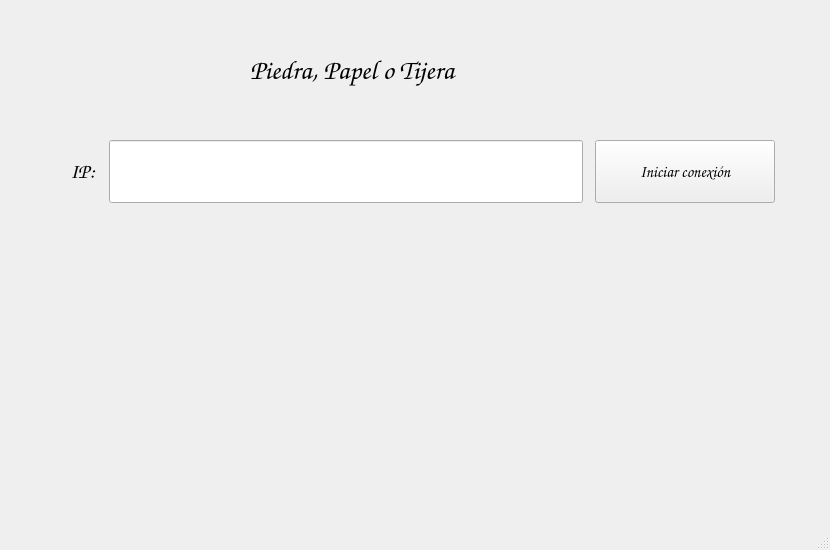
This is UI/client.ui in axlserial/rpc-distribuidos as Qt 5 draws it before an edit. The edited form follows.
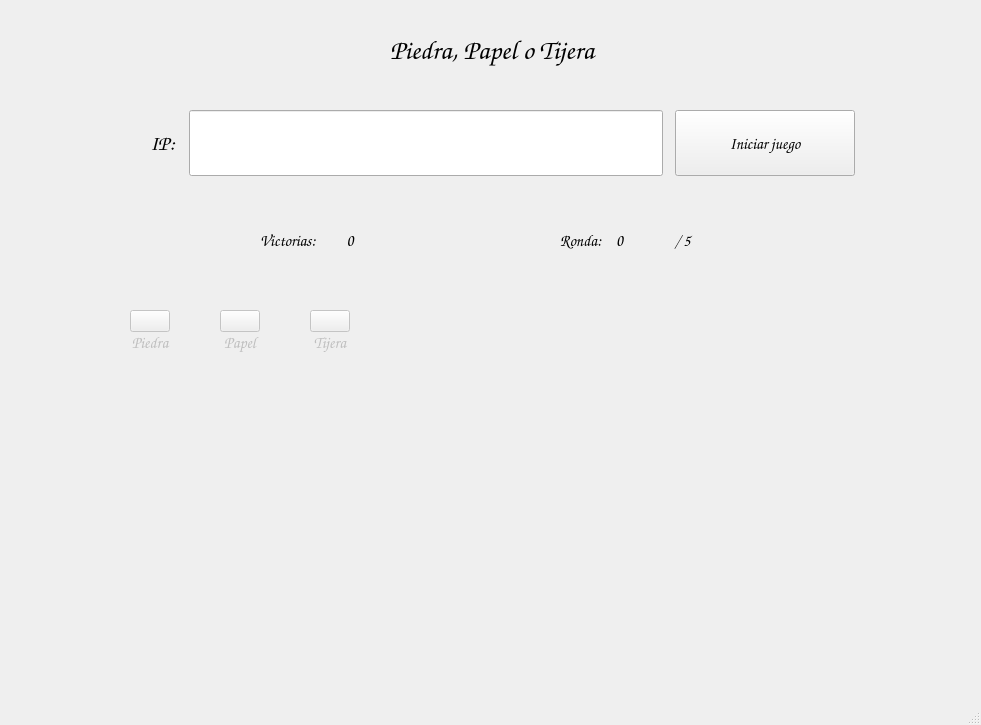
This is the edited form. Icons and pictures are not drawn.

Commit message: Interfaces de cliente y dialog

Diff of the .ui file:
```diff
--- a/UI/client.ui
+++ b/UI/client.ui
@@ -6,8 +6,8 @@
    <rect>
     <x>0</x>
     <y>0</y>
-    <width>830</width>
-    <height>550</height>
+    <width>981</width>
+    <height>725</height>
    </rect>
   </property>
   <property name="windowTitle">
@@ -31,10 +31,10 @@
    <widget class="QWidget" name="gridLayoutWidget">
     <property name="geometry">
      <rect>
-      <x>70</x>
-      <y>140</y>
+      <x>150</x>
+      <y>110</y>
       <width>705</width>
-      <height>63</height>
+      <height>66</height>
      </rect>
     </property>
     <layout class="QGridLayout" name="gridLayout">
@@ -74,7 +74,7 @@
         </font>
        </property>
        <property name="text">
-        <string>Iniciar conexión</string>
+        <string>Iniciar juego</string>
        </property>
       </widget>
      </item>
@@ -121,9 +121,9 @@
    <widget class="QLabel" name="label">
     <property name="geometry">
      <rect>
-      <x>250</x>
-      <y>50</y>
-      <width>331</width>
+      <x>390</x>
+      <y>30</y>
+      <width>211</width>
       <height>41</height>
      </rect>
     </property>
@@ -137,6 +137,273 @@
      <string>Piedra, Papel o Tijera</string>
     </property>
    </widget>
+   <widget class="QWidget" name="horizontalLayoutWidget_2">
+    <property name="geometry">
+     <rect>
+      <x>260</x>
+      <y>200</y>
+      <width>160</width>
+      <height>80</height>
+     </rect>
+    </property>
+    <layout class="QHBoxLayout" name="horizontalLayout_2">
+     <item>
+      <widget class="QLabel" name="label_3">
+       <property name="font">
+        <font>
+         <family>Comic Sans MS</family>
+         <pointsize>12</pointsize>
+        </font>
+       </property>
+       <property name="text">
+        <string>Victorias:</string>
+       </property>
+      </widget>
+     </item>
+     <item>
+      <widget class="QLabel" name="score_label">
+       <property name="font">
+        <font>
+         <family>Comic Sans MS</family>
+         <pointsize>12</pointsize>
+        </font>
+       </property>
+       <property name="text">
+        <string> 0</string>
+       </property>
+      </widget>
+     </item>
+    </layout>
+   </widget>
+   <widget class="QWidget" name="horizontalLayoutWidget_3">
+    <property name="geometry">
+     <rect>
+      <x>560</x>
+      <y>200</y>
+      <width>161</width>
+      <height>81</height>
+     </rect>
+    </property>
+    <layout class="QHBoxLayout" name="horizontalLayout_3">
+     <item>
+      <widget class="QLabel" name="label_4">
+       <property name="font">
+        <font>
+         <family>Comic Sans MS</family>
+         <pointsize>12</pointsize>
+        </font>
+       </property>
+       <property name="text">
+        <string>Ronda:</string>
+       </property>
+      </widget>
+     </item>
+     <item>
+      <widget class="QLabel" name="num_game_label">
+       <property name="font">
+        <font>
+         <family>Comic Sans MS</family>
+         <pointsize>12</pointsize>
+        </font>
+       </property>
+       <property name="text">
+        <string>0</string>
+       </property>
+      </widget>
+     </item>
+     <item>
+      <widget class="QLabel" name="label_5">
+       <property name="font">
+        <font>
+         <family>Comic Sans MS</family>
+         <pointsize>12</pointsize>
+        </font>
+       </property>
+       <property name="text">
+        <string> / 5</string>
+       </property>
+      </widget>
+     </item>
+    </layout>
+   </widget>
+   <widget class="QWidget" name="gridLayoutWidget_2">
+    <property name="enabled">
+     <bool>false</bool>
+    </property>
+    <property name="geometry">
+     <rect>
+      <x>130</x>
+      <y>310</y>
+      <width>738</width>
+      <height>271</height>
+     </rect>
+    </property>
+    <layout class="QGridLayout" name="grid_options">
+     <property name="sizeConstraint">
+      <enum>QLayout::SetFixedSize</enum>
+     </property>
+     <property name="horizontalSpacing">
+      <number>50</number>
+     </property>
+     <property name="verticalSpacing">
+      <number>0</number>
+     </property>
+     <item row="1" column="0">
+      <widget class="QPushButton" name="rock_button">
+       <property name="enabled">
+        <bool>false</bool>
+       </property>
+       <property name="text">
+        <string/>
+       </property>
+       <property name="icon">
+        <iconset>
+         <normaloff>../images/Piedra.png</normaloff>../images/Piedra.png</iconset>
+       </property>
+       <property name="iconSize">
+        <size>
+         <width>200</width>
+         <height>200</height>
+        </size>
+       </property>
+      </widget>
+     </item>
+     <item row="1" column="1">
+      <widget class="QPushButton" name="paper_button">
+       <property name="enabled">
+        <bool>false</bool>
+       </property>
+       <property name="text">
+        <string/>
+       </property>
+       <property name="icon">
+        <iconset>
+         <normaloff>../images/Papel.png</normaloff>../images/Papel.png</iconset>
+       </property>
+       <property name="iconSize">
+        <size>
+         <width>200</width>
+         <height>200</height>
+        </size>
+       </property>
+      </widget>
+     </item>
+     <item row="2" column="2">
+      <widget class="QLabel" name="scissors_label">
+       <property name="enabled">
+        <bool>false</bool>
+       </property>
+       <property name="sizePolicy">
+        <sizepolicy hsizetype="Expanding" vsizetype="Expanding">
+         <horstretch>0</horstretch>
+         <verstretch>0</verstretch>
+        </sizepolicy>
+       </property>
+       <property name="font">
+        <font>
+         <family>Comic Sans MS</family>
+         <pointsize>12</pointsize>
+        </font>
+       </property>
+       <property name="text">
+        <string>Tijera</string>
+       </property>
+       <property name="alignment">
+        <set>Qt::AlignCenter</set>
+       </property>
+      </widget>
+     </item>
+     <item row="2" column="0">
+      <widget class="QLabel" name="rock_label">
+       <property name="enabled">
+        <bool>false</bool>
+       </property>
+       <property name="sizePolicy">
+        <sizepolicy hsizetype="Expanding" vsizetype="Expanding">
+         <horstretch>0</horstretch>
+         <verstretch>0</verstretch>
+        </sizepolicy>
+       </property>
+       <property name="font">
+        <font>
+         <family>Comic Sans MS</family>
+         <pointsize>12</pointsize>
+        </font>
+       </property>
+       <property name="text">
+        <string>Piedra</string>
+       </property>
+       <property name="alignment">
+        <set>Qt::AlignCenter</set>
+       </property>
+      </widget>
+     </item>
+     <item row="2" column="1">
+      <widget class="QLabel" name="paper_label">
+       <property name="enabled">
+        <bool>false</bool>
+       </property>
+       <property name="sizePolicy">
+        <sizepolicy hsizetype="Expanding" vsizetype="Expanding">
+         <horstretch>0</horstretch>
+         <verstretch>0</verstretch>
+        </sizepolicy>
+       </property>
+       <property name="font">
+        <font>
+         <family>Comic Sans MS</family>
+         <pointsize>12</pointsize>
+        </font>
+       </property>
+       <property name="text">
+        <string>Papel</string>
+       </property>
+       <property name="alignment">
+        <set>Qt::AlignCenter</set>
+       </property>
+      </widget>
+     </item>
+     <item row="1" column="2">
+      <widget class="QPushButton" name="scissors_button">
+       <property name="enabled">
+        <bool>false</bool>
+       </property>
+       <property name="text">
+        <string/>
+       </property>
+       <property name="icon">
+        <iconset>
+         <normaloff>../images/Tijeras.png</normaloff>../images/Tijeras.png</iconset>
+       </property>
+       <property name="iconSize">
+        <size>
+         <width>200</width>
+         <height>200</height>
+        </size>
+       </property>
+      </widget>
+     </item>
+    </layout>
+   </widget>
+   <widget class="QLabel" name="round_label">
+    <property name="geometry">
+     <rect>
+      <x>230</x>
+      <y>610</y>
+      <width>521</width>
+      <height>78</height>
+     </rect>
+    </property>
+    <property name="font">
+     <font>
+      <family>Comic Sans MS</family>
+      <pointsize>12</pointsize>
+     </font>
+    </property>
+    <property name="text">
+     <string/>
+    </property>
+   </widget>
   </widget>
   <widget class="QStatusBar" name="statusbar"/>
  </widget>
```
Left out of the diff: 9 changed lines with no effect on the pictures. The commit also changes 1 other file.
